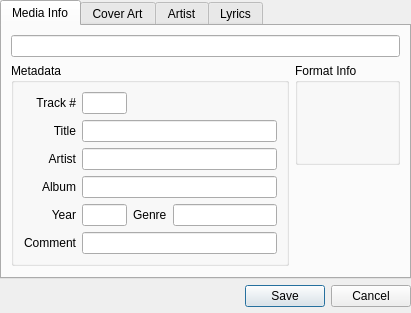
This is libs/mediainfowindow/MediaInfoWindow.ui in tkrotoff/QuarkPlayer as Qt 5 draws it before an edit. The edited form follows.
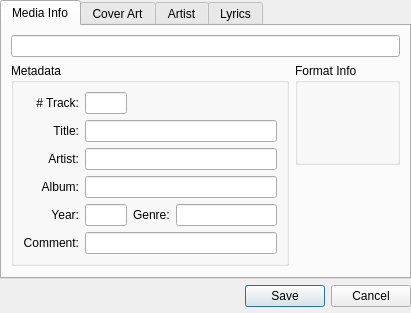
This is the edited form.

```diff
--- a/libs/mediainfowindow/MediaInfoWindow.ui
+++ b/libs/mediainfowindow/MediaInfoWindow.ui
@@ -61,7 +61,7 @@
             <item row="0" column="0" >
              <widget class="QLabel" name="trackLabel" >
               <property name="text" >
-               <string>Track #</string>
+               <string># Track:</string>
               </property>
               <property name="alignment" >
                <set>Qt::AlignRight|Qt::AlignTrailing|Qt::AlignVCenter</set>
@@ -71,7 +71,7 @@
             <item row="1" column="0" >
              <widget class="QLabel" name="titleLabel" >
               <property name="text" >
-               <string>Title</string>
+               <string>Title:</string>
               </property>
               <property name="alignment" >
                <set>Qt::AlignRight|Qt::AlignTrailing|Qt::AlignVCenter</set>
@@ -81,7 +81,7 @@
             <item row="2" column="0" >
              <widget class="QLabel" name="artistLabel" >
               <property name="text" >
-               <string>Artist</string>
+               <string>Artist:</string>
               </property>
               <property name="alignment" >
                <set>Qt::AlignRight|Qt::AlignTrailing|Qt::AlignVCenter</set>
@@ -91,7 +91,7 @@
             <item row="3" column="0" >
              <widget class="QLabel" name="albumLabel" >
               <property name="text" >
-               <string>Album</string>
+               <string>Album:</string>
               </property>
               <property name="alignment" >
                <set>Qt::AlignRight|Qt::AlignTrailing|Qt::AlignVCenter</set>
@@ -101,7 +101,7 @@
             <item row="4" column="0" >
              <widget class="QLabel" name="yearLabel" >
               <property name="text" >
-               <string>Year</string>
+               <string>Year:</string>
               </property>
               <property name="alignment" >
                <set>Qt::AlignRight|Qt::AlignTrailing|Qt::AlignVCenter</set>
@@ -111,7 +111,7 @@
             <item row="5" column="0" >
              <widget class="QLabel" name="commentLabel" >
               <property name="text" >
-               <string>Comment</string>
+               <string>Comment:</string>
               </property>
               <property name="alignment" >
                <set>Qt::AlignRight|Qt::AlignTrailing|Qt::AlignVCenter</set>
@@ -154,7 +154,7 @@
             <item row="4" column="1" >
              <widget class="QLabel" name="genreLabel" >
               <property name="text" >
-               <string>Genre</string>
+               <string>Genre:</string>
               </property>
              </widget>
             </item>
```
Left out of the diff: 8 changed lines with no effect on the pictures.
